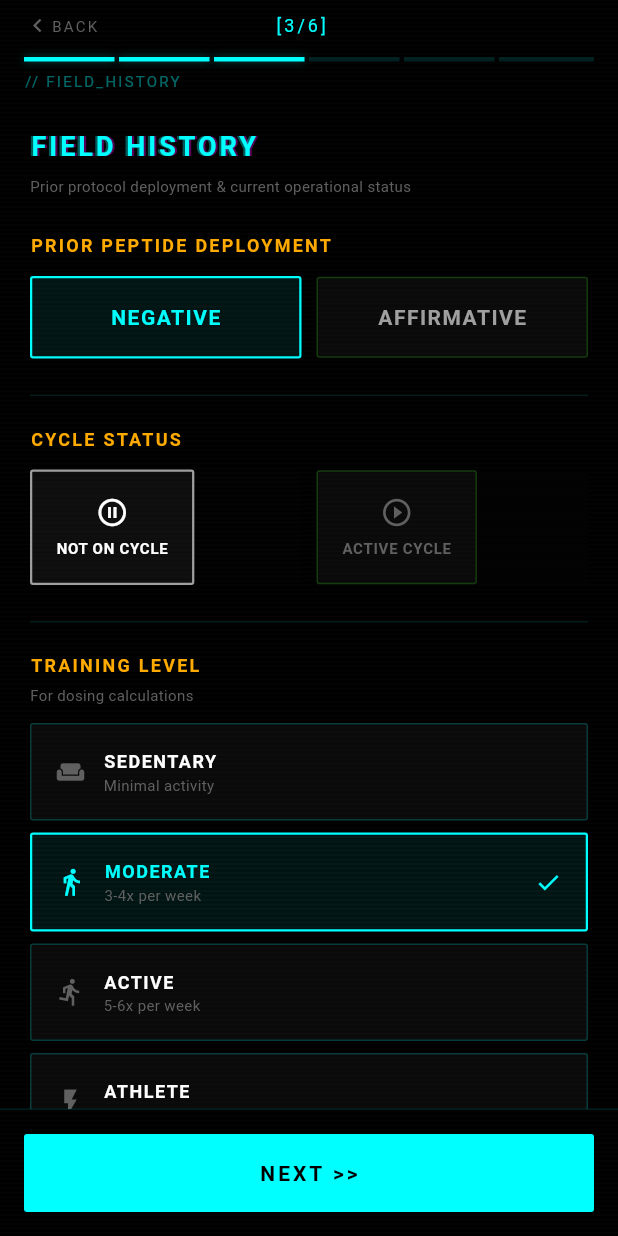
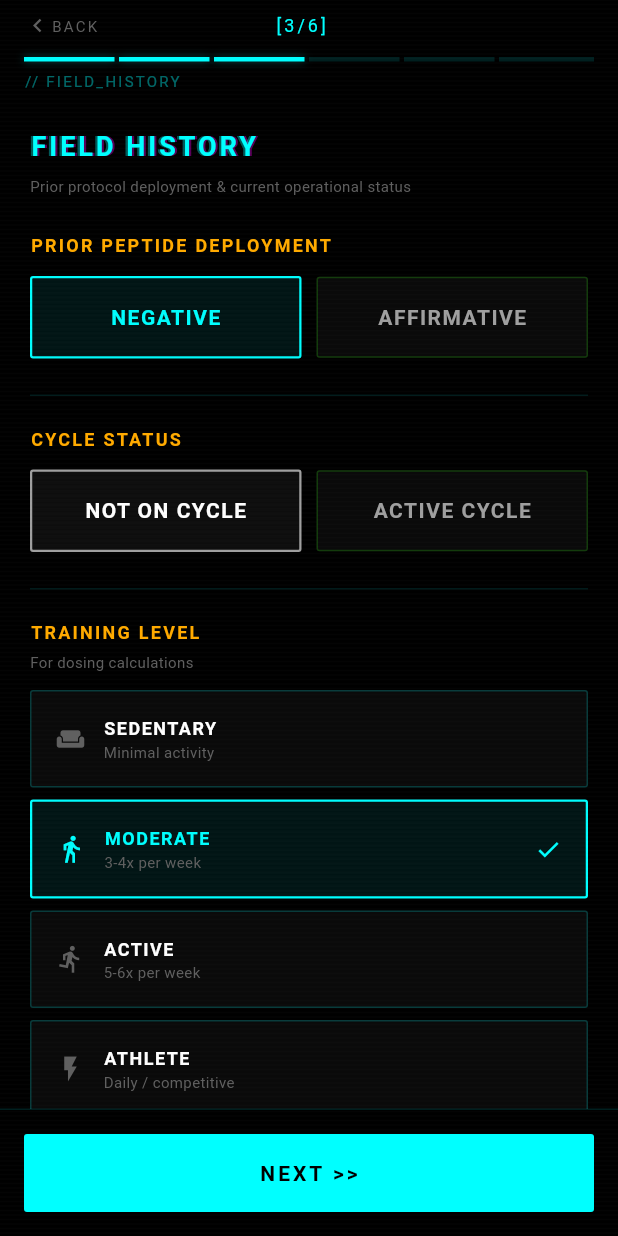
Before and after one commit to Wintermute8426/biohacker-flutter, a Flutter app: the CurrentStatusScreen screen opened directly with empty values, on a phone screen of 412 x 824 dp. Run offline on Flutter 3.47's test engine with Material 3 defaults, Android fonts, the phone set to English and light mode, and no system bars; our stand-ins replace fl_chart, flutter_riverpod, flutter_svg, google_sign_in, image_picker, share_plus and 2 more; accounts and stored records are empty; network calls fail; Roboto replaces fonts that are missing (JetBrains Mono).

Commit message:
Fixed layout consistency: uniform cards + button alignment
1. Health goals - all cards now uniform width (fixed 1.2 aspect ratio)

2. Cycle status buttons - now match peptide deployment button style
   - Same width, placement, and text styling
   - Consistent layout across both sections

3. Edit Profile button moved inside Account card
   - No longer standalone
   - Integrated into card between email and sign out

Cleaner, more consistent onboarding + profile UI

```diff
--- a/lib/screens/onboarding/current_status_screen.dart
+++ b/lib/screens/onboarding/current_status_screen.dart
@@ -313,27 +313,17 @@ class _CurrentStatusScreenState extends State<CurrentStatusScreen> {
                     isSelected: _cycleStatus == 'not_on_cycle',
                     borderColor: AppColors.textMid,
                     onTap: () => setState(() => _cycleStatus = 'not_on_cycle'),
-                    child: Column(
-                      children: [
-                        Icon(
-                          Icons.pause_circle_outline,
+                    child: Center(
+                      child: Text(
+                        'NOT ON CYCLE',
+                        style: WintermmuteStyles.bodyStyle.copyWith(
                           color: _cycleStatus == 'not_on_cycle'
                               ? AppColors.textLight
-                              : AppColors.textDim,
-                          size: 22,
+                              : AppColors.textMid,
+                          fontWeight: FontWeight.bold,
+                          letterSpacing: 1,
                         ),
-                        const SizedBox(height: 6),
-                        Text(
-                          'NOT ON CYCLE',
-                          style: WintermmuteStyles.tinyStyle.copyWith(
-                            color: _cycleStatus == 'not_on_cycle'
-                                ? AppColors.textLight
-                                : AppColors.textDim,
-                            fontWeight: FontWeight.bold,
-                            letterSpacing: 0.5,
-                          ),
-                        ),
-                      ],
+                      ),
                     ),
                   ),
                 ),
@@ -343,27 +333,17 @@ class _CurrentStatusScreenState extends State<CurrentStatusScreen> {
                     isSelected: _cycleStatus == 'active_cycle',
                     borderColor: AppColors.accent,
                     onTap: () => setState(() => _cycleStatus = 'active_cycle'),
-                    child: Column(
-                      children: [
-                        Icon(
-                          Icons.play_circle_outline,
+                    child: Center(
+                      child: Text(
+                        'ACTIVE CYCLE',
+                        style: WintermmuteStyles.bodyStyle.copyWith(
                           color: _cycleStatus == 'active_cycle'
                               ? AppColors.accent
-                              : AppColors.textDim,
-                          size: 22,
+                              : AppColors.textMid,
+                          fontWeight: FontWeight.bold,
+                          letterSpacing: 1,
                         ),
-                        const SizedBox(height: 6),
-                        Text(
-                          'ACTIVE CYCLE',
-                          style: WintermmuteStyles.tinyStyle.copyWith(
-                            color: _cycleStatus == 'active_cycle'
-                                ? AppColors.accent
-                                : AppColors.textDim,
-                            fontWeight: FontWeight.bold,
-                            letterSpacing: 0.5,
-                          ),
-                        ),
-                      ],
+                      ),
                     ),
                   ),
                 ),
--- a/lib/screens/onboarding/health_goals_screen.dart
+++ b/lib/screens/onboarding/health_goals_screen.dart
@@ -156,9 +156,9 @@ class _HealthGoalsScreenState extends State<HealthGoalsScreen> {
             GridView.builder(
               shrinkWrap: true,
               physics: const NeverScrollableScrollPhysics(),
-              gridDelegate: SliverGridDelegateWithFixedCrossAxisCount(
+              gridDelegate: const SliverGridDelegateWithFixedCrossAxisCount(
                 crossAxisCount: 2,
-                childAspectRatio: MediaQuery.of(context).size.width > 400 ? 1.2 : 1.0,
+                childAspectRatio: 1.2,
                 crossAxisSpacing: 10,
                 mainAxisSpacing: 10,
               ),
```
Also changed, not shown: lib/screens/profile_screen.dart (+24 -28 lines).
